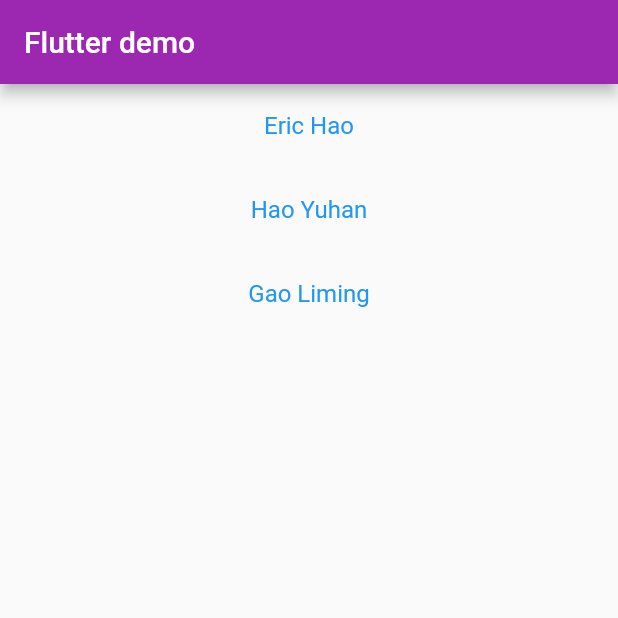
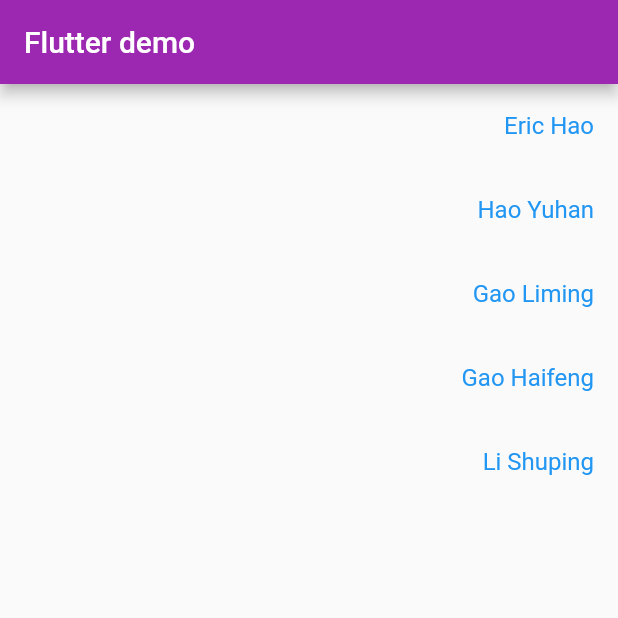
Before and after one commit to hhao99/flutter-ex01, a Flutter app: the screen it shows after launch, on a phone screen of 412 x 824 dp, the top half of it. Run offline on Flutter 3.47's test engine with Material 2 defaults, Android fonts, the phone set to English and light mode, and no system bars.

Commit message:
finished the listview

```diff
--- a/lib/pages/main_page.dart
+++ b/lib/pages/main_page.dart
@@ -8,7 +8,7 @@ class MainPage extends StatefulWidget {
 
 class _MainPageState extends State<MainPage> {
   String title;
-  var _family = ["Eric Hao","Hao Yuhan","Gao Liming"];
+  var _family = ["Eric Hao","Hao Yuhan","Gao Liming","Gao Haifeng", "Li Shuping"];
   @override
   void initState() {
     super.initState();
@@ -18,7 +18,7 @@ class _MainPageState extends State<MainPage> {
     return ListTile(
       title: Text(
         '${_family[i]}',
-        textAlign: TextAlign.center,
+        textAlign: TextAlign.right,
         style: TextStyle(
           color: Colors.blue,
         )
```
